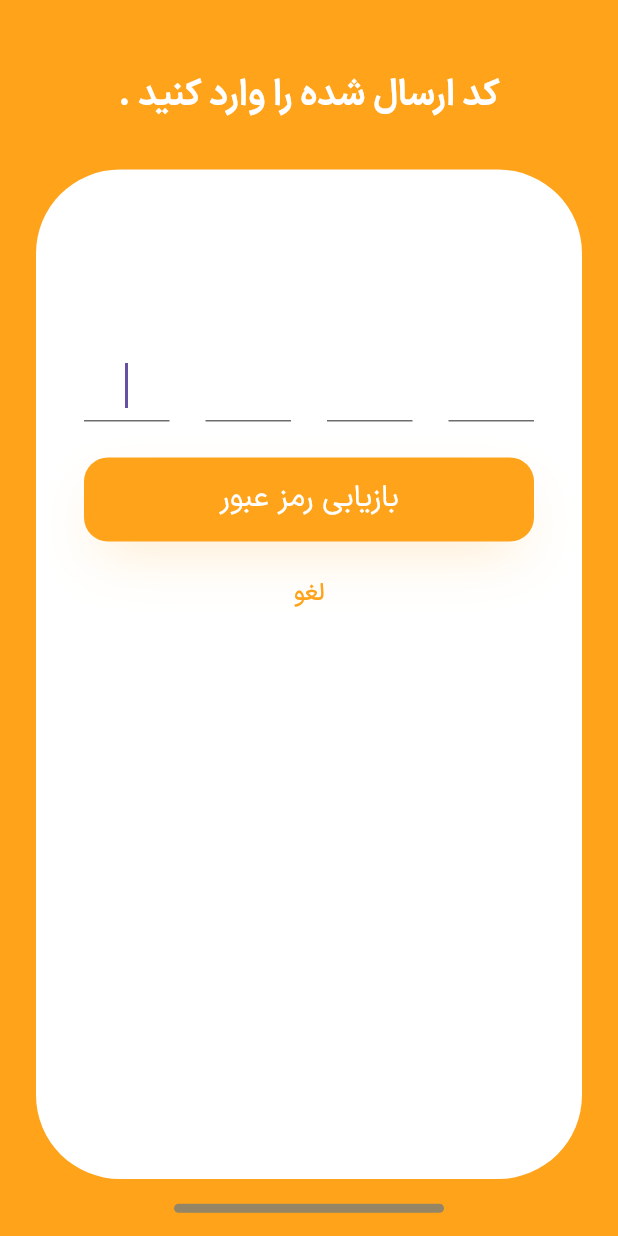
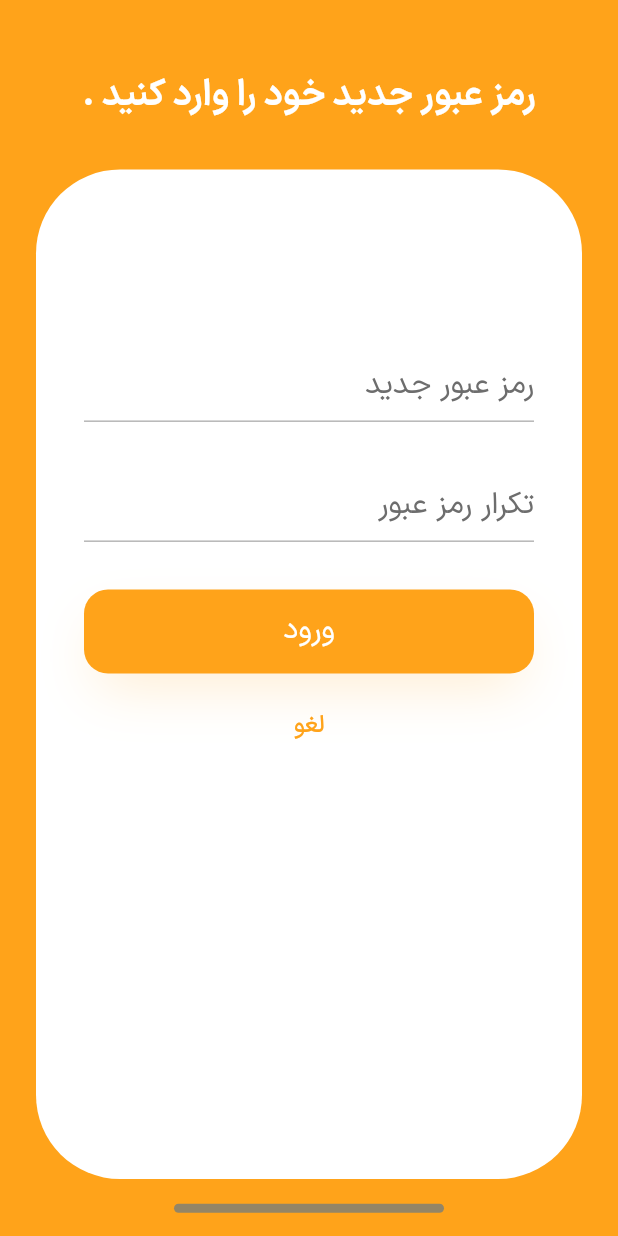
Before and after one commit to soheil-jalili/Ielts-Application, a Flutter app: the screen it shows after launch, on a phone screen of 412 x 824 dp. Run offline on Flutter 3.47's test engine with Material 3 defaults, Android fonts, the phone set to English and light mode, and no system bars; our stand-ins replace flutter_svg, smooth_page_indicator.

Commit message:
feat: add reset password screen with new and confirm password fields

```diff
--- a/lib/main.dart
+++ b/lib/main.dart
@@ -1,5 +1,5 @@
 import 'package:flutter/material.dart';
-import 'package:ielts/screens/verification_code_screen.dart';
+import 'package:ielts/screens/reset_password_screen.dart';
 
 void main() {
   WidgetsFlutterBinding.ensureInitialized();
@@ -18,7 +18,7 @@ class MyApp extends StatelessWidget {
       theme: ThemeData(),
       home: Directionality(
         textDirection: TextDirection.rtl,
-        child: VerificationCodeScreen(),
+        child: ResetPasswordScreen(),
       ),
     );
   }
--- /dev/null
+++ b/lib/screens/reset_password_screen.dart
@@ -0,0 +1,156 @@
+import 'package:flutter/material.dart';
+import 'package:ielts/constants/colors.dart';
+import 'package:ielts/gen/fonts.gen.dart';
+import 'package:ielts/widgets/buttons.dart';
+import 'package:ielts/widgets/text_fied_primary.dart';
+
+class ResetPasswordScreen extends StatefulWidget {
+  const ResetPasswordScreen({super.key});
+
+  @override
+  State<ResetPasswordScreen> createState() => _ResetPasswordScreenState();
+}
+
+class _ResetPasswordScreenState extends State<ResetPasswordScreen> {
+  // controllers
+  final TextEditingController newPassword = TextEditingController();
+  final TextEditingController repeatPassword = TextEditingController();
+
+  @override
+  Widget build(BuildContext context) {
+    bool isKeyboardOpen = MediaQuery.of(context).viewInsets.bottom > 0;
+    return Scaffold(
+      backgroundColor: AppColors.loginScreenPrimaryColor,
+      body: SafeArea(
+        child: Column(
+          crossAxisAlignment: CrossAxisAlignment.center,
+          children: [
+            Padding(
+              padding: const EdgeInsets.only(top: 47),
+              child: Text(
+                'رمز عبور جدید خود را وارد کنید .',
+                style: TextStyle(
+                  color: Colors.white,
+                  fontFamily: FontFamily.iranSansXBold,
+                  fontSize: 24,
+                ),
+              ),
+            ),
+            Expanded(
+              child: Container(
+                margin: const EdgeInsets.fromLTRB(24, 32, 24, 16.5),
+                decoration: BoxDecoration(
+                  color: Colors.white,
+                  borderRadius: BorderRadius.circular(56),
+                ),
+                child: Padding(
+                  padding: EdgeInsets.only(
+                    top: isKeyboardOpen ? 60 : 120,
+                    left: 32,
+                    right: 32,
+                  ),
+                  child: SingleChildScrollView(
+                    child: Column(
+                      children: [
+                        TextFieldPrimary(
+                          hintText: 'رمز عبور جدید',
+                          controller: newPassword,
+                          isPassword: true,
+                        ),
+
+                        const SizedBox(height: 24),
+
+                        TextFieldPrimary(
+                          hintText: 'تکرار رمز عبور',
+                          controller: repeatPassword,
+                          isPassword: true,
+                        ),
+                        const SizedBox(height: 24),
+
+                        ButtonPrimary(title: 'ورود', onPressed: () {}),
+                        const SizedBox(height: 24),
+                        GestureDetector(
+                          onTap: () {},
+                          child: Text(
+                            'لغو',
+                            style: TextStyle(
+                              fontSize: 16,
+                              fontFamily: FontFamily.iranSansXMedium,
+                              color: AppColors.forgetPasswordPrimaryColor,
+                            ),
+                          ),
+                        ),
+                      ],
+                    ),
+                  ),
+                ),
+              ),
+            ),
+            Padding(
+              padding: const EdgeInsets.only(bottom: 15.5),
+              child: Container(
+                width: 180,
+                height: 6,
+                decoration: BoxDecoration(
+                  color: AppColors.loginScreenLineColor,
+                  borderRadius: BorderRadius.circular(100),
+                ),
+              ),
+            ),
+          ],
+        ),
+      ),
+    );
+  }
+}
+
+class TextFieldVerificationCode extends StatelessWidget {
+  const TextFieldVerificationCode({
+    super.key,
+    required this.controller,
+    required this.focusNode,
+    required this.onChanged,
+  });
+
+  final TextEditingController controller;
+  final FocusNode focusNode;
+  final Function(String) onChanged;
+
+  @override
+  Widget build(BuildContext context) {
+    return Directionality(
+      textDirection: TextDirection.ltr,
+      child: Expanded(
+        child: TextField(
+          controller: controller,
+          focusNode: focusNode,
+          onChanged: onChanged,
+          textAlign: TextAlign.center,
+          style: TextStyle(
+            fontSize: 20,
+            fontFamily: FontFamily.iranSansXMedium,
+          ),
+          keyboardType: TextInputType.phone,
+          maxLength: 1,
+          decoration: InputDecoration(
+            counterText: '',
+            enabledBorder: UnderlineInputBorder(
+              borderSide: BorderSide(
+                color:
+                    AppColors.textFieldBorderBottomVerificationCodeScreenColor,
+                width: 1,
+              ),
+            ),
+            focusedBorder: UnderlineInputBorder(
+              borderSide: BorderSide(
+                color:
+                    AppColors.textFieldBorderBottomVerificationCodeScreenColor,
+                width: 1,
+              ),
+            ),
+          ),
+        ),
+      ),
+    );
+  }
+}
```
